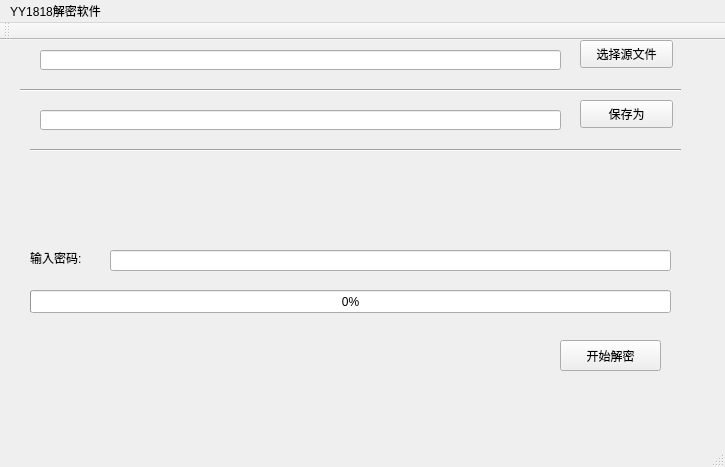
Before: the Qt Designer form QT5-win-Decryption/DeCry/mainwindow.ui in chowhsienwuu/yy1818, drawn with Qt 5.
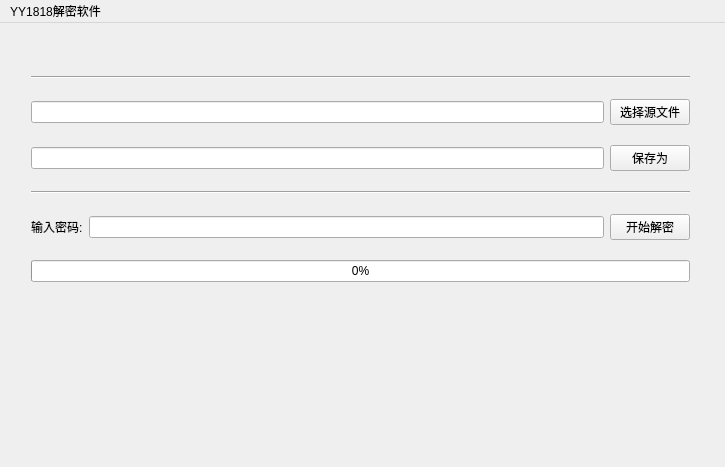
After: the same form once the commit is applied.

Commit message: 修正一下解密软件的布局.

The edit to the form file:
```diff
--- a/QT5-win-Decryption/DeCry/mainwindow.ui
+++ b/QT5-win-Decryption/DeCry/mainwindow.ui
@@ -14,129 +14,94 @@
    <string>MainWindow</string>
   </property>
   <widget class="QWidget" name="centralWidget">
-   <widget class="QPushButton" name="openFile">
-    <property name="geometry">
-     <rect>
-      <x>580</x>
-      <y>0</y>
-      <width>93</width>
-      <height>28</height>
-     </rect>
-    </property>
-    <property name="text">
-     <string>选择源文件</string>
-    </property>
-   </widget>
-   <widget class="QLineEdit" name="passwd">
-    <property name="geometry">
-     <rect>
-      <x>110</x>
-      <y>210</y>
-      <width>561</width>
-      <height>21</height>
-     </rect>
-    </property>
-    <property name="text">
-     <string/>
-    </property>
-   </widget>
-   <widget class="QLabel" name="label">
-    <property name="geometry">
-     <rect>
-      <x>30</x>
-      <y>210</y>
-      <width>72</width>
-      <height>15</height>
-     </rect>
-    </property>
-    <property name="text">
-     <string>输入密码:</string>
-    </property>
-   </widget>
-   <widget class="QPushButton" name="begin">
-    <property name="geometry">
-     <rect>
-      <x>560</x>
-      <y>300</y>
-      <width>101</width>
-      <height>31</height>
-     </rect>
-    </property>
-    <property name="text">
-     <string>开始解密</string>
-    </property>
-   </widget>
-   <widget class="QProgressBar" name="progressBar">
-    <property name="geometry">
-     <rect>
-      <x>30</x>
-      <y>250</y>
-      <width>641</width>
-      <height>23</height>
-     </rect>
-    </property>
-    <property name="value">
-     <number>0</number>
-    </property>
-   </widget>
-   <widget class="QPushButton" name="saveAsButton">
-    <property name="geometry">
-     <rect>
-      <x>580</x>
-      <y>60</y>
-      <width>93</width>
-      <height>28</height>
-     </rect>
-    </property>
-    <property name="text">
-     <string>保存为</string>
-    </property>
-   </widget>
-   <widget class="Line" name="line">
+   <widget class="QWidget" name="">
     <property name="geometry">
      <rect>
       <x>20</x>
-      <y>40</y>
-      <width>661</width>
-      <height>20</height>
+      <y>28</y>
+      <width>681</width>
+      <height>261</height>
      </rect>
     </property>
-    <property name="orientation">
-     <enum>Qt::Horizontal</enum>
-    </property>
-   </widget>
-   <widget class="Line" name="line_2">
-    <property name="geometry">
-     <rect>
-      <x>30</x>
-      <y>100</y>
-      <width>651</width>
-      <height>20</height>
-     </rect>
-    </property>
-    <property name="orientation">
-     <enum>Qt::Horizontal</enum>
-    </property>
-   </widget>
-   <widget class="QLineEdit" name="saveas_lable">
-    <property name="geometry">
-     <rect>
-      <x>40</x>
-      <y>70</y>
-      <width>521</width>
-      <height>20</height>
-     </rect>
-    </property>
-   </widget>
-   <widget class="QLineEdit" name="src_file_lable">
-    <property name="geometry">
-     <rect>
-      <x>40</x>
-      <y>10</y>
-      <width>521</width>
-      <height>20</height>
-     </rect>
-    </property>
+    <layout class="QVBoxLayout" name="verticalLayout">
+     <property name="sizeConstraint">
+      <enum>QLayout::SetMinimumSize</enum>
+     </property>
+     <item>
+      <widget class="Line" name="line">
+       <property name="orientation">
+        <enum>Qt::Horizontal</enum>
+       </property>
+      </widget>
+     </item>
+     <item>
+      <layout class="QHBoxLayout" name="horizontalLayout">
+       <item>
+        <widget class="QLineEdit" name="src_file_lable"/>
+       </item>
+       <item>
+        <widget class="QPushButton" name="openFile">
+         <property name="text">
+          <string>选择源文件</string>
+         </property>
+        </widget>
+       </item>
+      </layout>
+     </item>
+     <item>
+      <layout class="QHBoxLayout" name="horizontalLayout_2">
+       <item>
+        <widget class="QLineEdit" name="saveas_lable"/>
+       </item>
+       <item>
+        <widget class="QPushButton" name="saveAsButton">
+         <property name="text">
+          <string>保存为</string>
+         </property>
+        </widget>
+       </item>
+      </layout>
+     </item>
+     <item>
+      <widget class="Line" name="line_2">
+       <property name="orientation">
+        <enum>Qt::Horizontal</enum>
+       </property>
+      </widget>
+     </item>
+     <item>
+      <layout class="QHBoxLayout" name="horizontalLayout_3">
+       <item>
+        <widget class="QLabel" name="label">
+         <property name="text">
+          <string>输入密码:</string>
+         </property>
+        </widget>
+       </item>
+       <item>
+        <widget class="QLineEdit" name="passwd">
+         <property name="text">
+          <string/>
+         </property>
+        </widget>
+       </item>
+       <item>
+        <widget class="QPushButton" name="begin">
+         <property name="text">
+          <string>开始解密</string>
+         </property>
+        </widget>
+       </item>
+      </layout>
+     </item>
+     <item>
+      <widget class="QProgressBar" name="progressBar">
+       <property name="value">
+        <number>0</number>
+       </property>
+      </widget>
+     </item>
+    </layout>
    </widget>
   </widget>
   <widget class="QMenuBar" name="menuBar">
@@ -155,15 +120,6 @@
    </widget>
    <addaction name="menuYY1818"/>
   </widget>
-  <widget class="QToolBar" name="mainToolBar">
-   <attribute name="toolBarArea">
-    <enum>TopToolBarArea</enum>
-   </attribute>
-   <attribute name="toolBarBreak">
-    <bool>false</bool>
-   </attribute>
-  </widget>
-  <widget class="QStatusBar" name="statusBar"/>
  </widget>
  <layoutdefault spacing="6" margin="11"/>
  <resources/>
```
Left out of the diff: 2 changed lines with no effect on the pictures. The commit also changes 2 other files.
